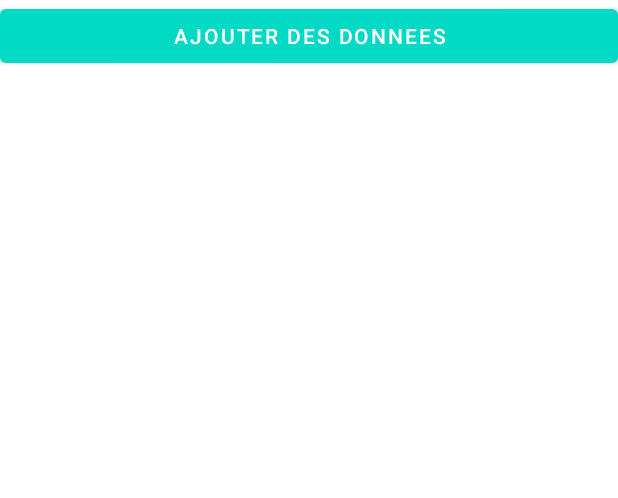
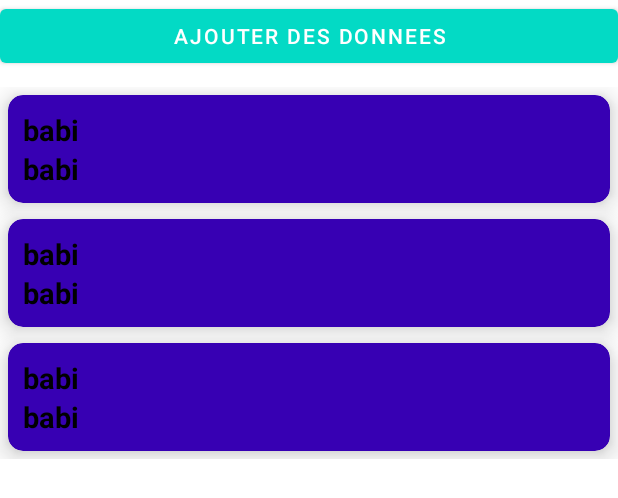
Before and after one commit to BabiMumba/Babistone_Aut, an Android app: the layout activity_show_book_firestore.xml on its own in the app's theme, with its tools: preview values and no code run, on a phone screen of 412 x 824 dp. Shown: the top 498 px of the screen. Run offline under Robolectric (Android 15) with nearby library versions, the phone set to English and light mode, and no system bars.

Commit message:
add new file

```diff
--- a/app/src/main/java/com/example/babistone_auth/ShowBookFirestore.kt
+++ b/app/src/main/java/com/example/babistone_auth/ShowBookFirestore.kt
@@ -49,13 +49,13 @@ class ShowBookFirestore : AppCompatActivity() {
             .setLifecycleOwner(this).build()
         val adapter = object :FirestoreRecyclerAdapter<User,UserViewHolder>(options){
             override fun onCreateViewHolder(parent: ViewGroup, viewType: Int): UserViewHolder {
-                val view = LayoutInflater.from(parent.context).inflate(R.layout.row_item_data,parent,false)
+                val view = LayoutInflater.from(parent.context).inflate(R.layout.liste_row,parent,false)
                 return UserViewHolder(view)
             }
 
             override fun onBindViewHolder(holder: UserViewHolder, position: Int, model: User) {
-                val txtname:TextView = holder.itemView.findViewById(R.id.name_bk)
-                val txtbook:TextView = holder.itemView.findViewById(R.id.name_aut)
+                val txtname:TextView = holder.itemView.findViewById(R.id.name_liste)
+                val txtbook:TextView = holder.itemView.findViewById(R.id.nm)
                 txtname.text = model.name
                 txtbook.text = model.image
 
--- a/app/src/main/res/layout/activity_show_book_firestore.xml
+++ b/app/src/main/res/layout/activity_show_book_firestore.xml
@@ -16,6 +16,7 @@
 
     <androidx.recyclerview.widget.RecyclerView
         android:id="@+id/rv_user"
+        tools:listitem="@layout/liste_row"
         android:layout_width="match_parent"
         android:layout_height="wrap_content"
          />
--- a/app/src/main/res/layout/liste_row.xml
+++ b/app/src/main/res/layout/liste_row.xml
@@ -1,6 +1,38 @@
 <?xml version="1.0" encoding="utf-8"?>
 <androidx.cardview.widget.CardView xmlns:android="http://schemas.android.com/apk/res/android"
     android:layout_width="match_parent"
-    android:layout_height="match_parent">
+    xmlns:app="http://schemas.android.com/apk/res-auto"
+    app:cardCornerRadius="10dp"
+
+    android:layout_margin="5dp"
+    android:backgroundTint="@color/purple_700"
+    app:cardElevation="10dp"
+    android:layout_height="wrap_content">
+    <LinearLayout
+        android:layout_margin="10dp"
+        android:layout_width="match_parent"
+        android:layout_height="wrap_content"
+        android:orientation="vertical">
+        <TextView
+            android:layout_width="wrap_content"
+            android:layout_height="wrap_content"
+            android:text="babi"
+            android:id="@+id/name_liste"
+            android:textStyle="bold"
+            android:textColor="@color/black"
+            android:textSize="19dp"
+            />
+        <TextView
+            android:layout_width="wrap_content"
+            android:layout_height="wrap_content"
+            android:text="babi"
+            android:id="@+id/nm"
+            android:textStyle="bold"
+            android:textColor="@color/black"
+            android:textSize="19dp"
+            />
+
+
+    </LinearLayout>
 
 </androidx.cardview.widget.CardView>
```
